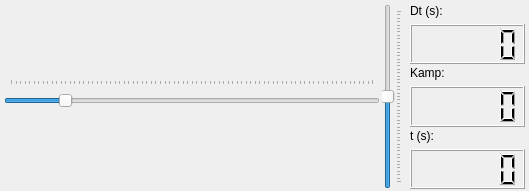
Qt form soundGEN/widgets/functiongraphicdrawer.ui (Posedelov-Evgeniy/Sgen) before a commit.
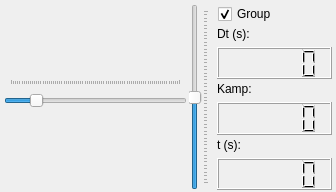
The same form after that commit.

The edit to the form file:
```diff
--- a/soundGEN/widgets/functiongraphicdrawer.ui
+++ b/soundGEN/widgets/functiongraphicdrawer.ui
@@ -6,10 +6,16 @@
    <rect>
     <x>0</x>
     <y>0</y>
-    <width>529</width>
-    <height>191</height>
+    <width>336</width>
+    <height>192</height>
    </rect>
   </property>
+  <property name="minimumSize">
+   <size>
+    <width>330</width>
+    <height>190</height>
+   </size>
+  </property>
   <property name="windowTitle">
    <string>Form</string>
   </property>
@@ -133,6 +139,29 @@
    </item>
    <item>
     <layout class="QVBoxLayout" name="indLayout">
+     <property name="spacing">
+      <number>0</number>
+     </property>
+     <item>
+      <layout class="QVBoxLayout" name="group4Layout">
+       <property name="spacing">
+        <number>0</number>
+       </property>
+       <property name="leftMargin">
+        <number>7</number>
+       </property>
+       <item>
+        <widget class="QCheckBox" name="checkBox_grouped">
+         <property name="text">
+          <string>Group</string>
+         </property>
+         <property name="checked">
+          <bool>true</bool>
+         </property>
+        </widget>
+       </item>
+      </layout>
+     </item>
      <item>
       <layout class="QVBoxLayout" name="ind1Layout">
        <property name="spacing">
@@ -144,6 +173,12 @@
        <property name="leftMargin">
         <number>6</number>
        </property>
+       <property name="topMargin">
+        <number>3</number>
+       </property>
+       <item>
+        <widget class="QWidget" name="widget_1" native="true"/>
+       </item>
        <item>
         <widget class="QLabel" name="label_dur">
          <property name="sizePolicy">
@@ -222,6 +257,12 @@
        <property name="leftMargin">
         <number>6</number>
        </property>
+       <property name="topMargin">
+        <number>3</number>
+       </property>
+       <item>
+        <widget class="QWidget" name="widget_2" native="true"/>
+       </item>
        <item>
         <widget class="QLabel" name="label_koef">
          <property name="sizePolicy">
@@ -300,6 +341,12 @@
        <property name="leftMargin">
         <number>6</number>
        </property>
+       <property name="topMargin">
+        <number>3</number>
+       </property>
+       <item>
+        <widget class="QWidget" name="widget_3" native="true"/>
+       </item>
        <item>
         <widget class="QLabel" name="label_t">
          <property name="sizePolicy">
```
Left out of the diff: 9 changed lines with no effect on the pictures.
